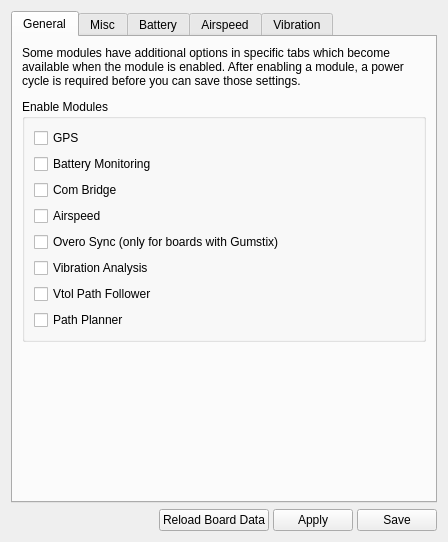
Qt form ground/gcs/src/plugins/config/modules.ui (TauLabs/TauLabs) before a commit.
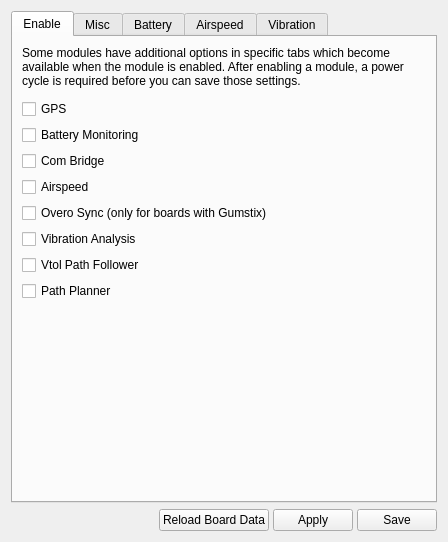
The same form after that commit. Icons and pictures are not drawn.

Commit message:
Modules: rename general to enable
Now it only contains the Enable/Disable flags it doesn't
make sense to keep using the name general.

The edit to the form file:
```diff
--- a/ground/gcs/src/plugins/config/modules.ui
+++ b/ground/gcs/src/plugins/config/modules.ui
@@ -27,7 +27,7 @@
      </property>
      <widget class="QWidget" name="tabGeneral">
       <attribute name="title">
-       <string>General</string>
+       <string>Enable</string>
       </attribute>
       <layout class="QVBoxLayout" name="verticalLayout_4">
        <item>
@@ -57,12 +57,6 @@
         </spacer>
        </item>
        <item>
-        <widget class="QGroupBox" name="gbModules">
-         <property name="title">
-          <string>Enable Modules</string>
-         </property>
-         <layout class="QVBoxLayout" name="verticalLayout_5">
-          <item>
            <widget class="QCheckBox" name="cbGPS">
             <property name="toolTip">
              <string>Select to enable the GPS module</string>
@@ -132,25 +126,6 @@
              <string>Path Planner</string>
             </property>
            </widget>
-          </item>
-         </layout>
-        </widget>
-       </item>
-       <item>
-        <spacer name="verticalSpacer_2">
-         <property name="orientation">
-          <enum>Qt::Vertical</enum>
-         </property>
-         <property name="sizeType">
-          <enum>QSizePolicy::Fixed</enum>
-         </property>
-         <property name="sizeHint" stdset="0">
-          <size>
-           <width>20</width>
-           <height>5</height>
-          </size>
-         </property>
-        </spacer>
        </item>
        <item>
         <spacer name="verticalSpacer_4">
```
Lines whose indentation alone changed are shown as unchanged.
